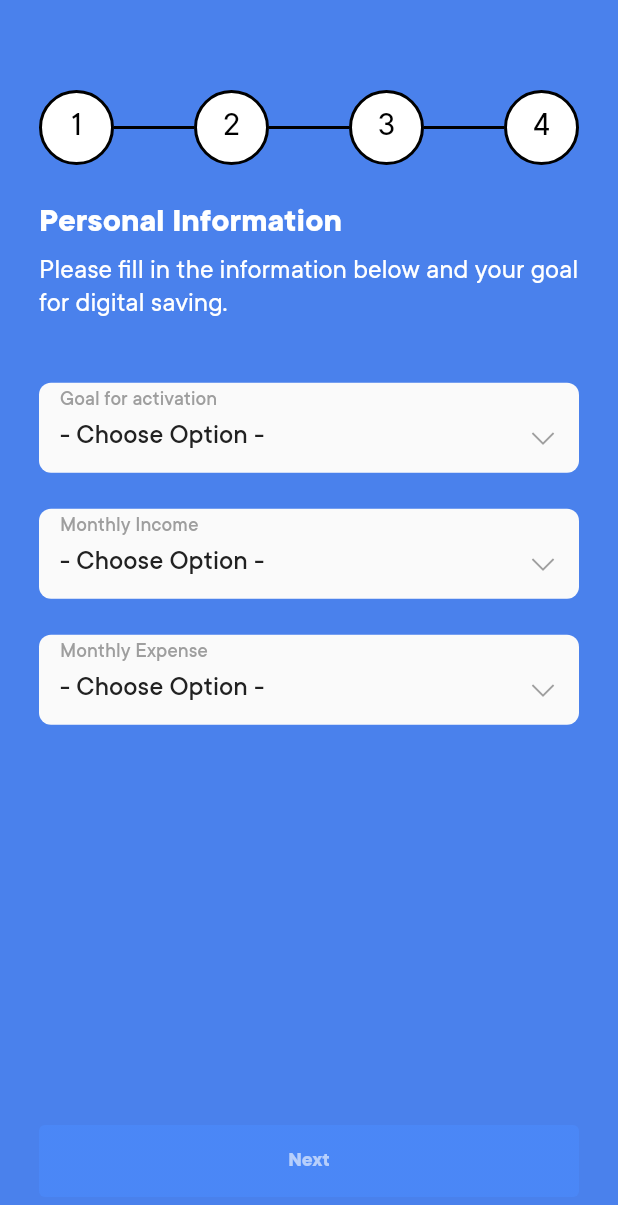
After one commit to blackbeared/practicalTask, a Flutter app: the screen it shows after launch, swiped to page 3, on a phone screen of 412 x 824 dp. The commit adds this screen. Shown: the top 1205 px of the screen. Run offline on Flutter 3.47's test engine with Material 2 defaults, Android fonts, the phone set to English and light mode, and no system bars; our stand-ins replace get_it, shared_preferences; generated files the repository leaves out were written again.

Commit message:
feat(auth): Added Request Personal Information screen with List Picker
- (fix) Code refactoring and Code Comments.
- Added ListItem Picker
dialog for selecting item from list. - list_item_picker_dialog.widget.dart
- Added Personal Info selection
screen. - register.personalinfo.widget.dart
- (fix) Added new constants in dimens.

```diff
--- a/lib/l10n/app_en.arb
+++ b/lib/l10n/app_en.arb
@@ -22,5 +22,11 @@
   "upperCaseHint": "A",
   "numericCaseHint": "123",
   "specialCharactersCaseHint": "@",
+  "personalInformationHeader": "Personal Information",
+  "personalInformationDescription": "Please fill in the information below and your goal for digital saving.",
+  "goalForActivation": "Goal for activation",
+  "monthlyIncome": "Monthly Income",
+  "monthlyExpense": "Monthly Expense",
+  "chooseOptionsHint": "- Choose Option -",
   "signUpComplete": "SignUp Complete!"
 }
--- a/lib/src/constants/dimens.constants.dart
+++ b/lib/src/constants/dimens.constants.dart
@@ -6,6 +6,8 @@ const Size sm = const Size(16, 12);
 const Size md = const Size(24, 16);
 const Size wd = const Size(36, 16);
 const Size lg = const Size(44, 20);
+
+final double kDividerHeight = 0.5.dp;
 
 const double kSpaceZero = 0;
 const double kSpaceTiny = 1;
--- a/lib/src/features/auth/register/screen/register.screen.dart
+++ b/lib/src/features/auth/register/screen/register.screen.dart
@@ -3,10 +3,11 @@ import 'package:flutter_task/all.exports.dart';
 import 'package:flutter_task/src/features/auth/register/viewmodel/register.viewmodel.dart';
 import 'package:flutter_task/src/features/auth/register/widgets/register.email.widget.dart';
 import 'package:flutter_task/src/features/auth/register/widgets/register.password.widget.dart';
+import 'package:flutter_task/src/features/auth/register/widgets/register.personalinfo.widget.dart';
 import 'package:flutter_task/src/features/auth/register/widgets/register.toolbar.widget.dart';
 import 'package:flutter_task/src/features/auth/register/widgets/steps_progress.widget.dart';
 
-// Initial Route [RegisterScreen] is for new user registration
+/// Initial Route [RegisterScreen] is for new user registration
 class RegisterScreen extends StatelessWidget {
   static const String route = 'register';
 
@@ -69,6 +70,7 @@ class RegisterScreenBody extends StatelessWidget {
                     children: [
                       RegisterEmailWidget(),
                       RegisterPasswordWidget(),
+                      RegisterPersonalInfoWidget(),
                     ],
                   ),
                 ),
--- a/lib/src/features/auth/register/viewmodel/register.viewmodel.dart
+++ b/lib/src/features/auth/register/viewmodel/register.viewmodel.dart
@@ -5,12 +5,19 @@ class RegisterViewModel extends ChangeNotifier {
   // Input Controllers
   final emailTextController = TextEditingController();
   final passwordTextController = TextEditingController();
+  final activationGoalController = TextEditingController();
+  final monthlyIncomeController = TextEditingController();
+  final monthlyExpenseController = TextEditingController();
 
   // Keys
   final emailFormFieldKey = GlobalKey<FormFieldState>();
   final passwordFormFieldKey = GlobalKey<FormFieldState>();
+  final activationGoalFormFieldKey = GlobalKey<FormFieldState>();
+  final monthlyIncomeFormFieldKey = GlobalKey<FormFieldState>();
+  final monthlyExpenseFormFieldKey = GlobalKey<FormFieldState>();
   final submitEmailKey = GlobalKey<State>();
   final submitPasswordKey = GlobalKey<State>();
+  final submitPersonalInfoKey = GlobalKey<State>();
 
   // Focuses
   final FocusNode focusEmail = FocusNode();
@@ -25,6 +32,12 @@ class RegisterViewModel extends ChangeNotifier {
 
   String get password => passwordTextController.text;
 
+  String get activationGoal => activationGoalController.text;
+
+  String get monthlyIncome => monthlyIncomeController.text;
+
+  String get monthlyExpense => monthlyExpenseController.text;
+
   // Page Controller
   final PageController pageController = PageController(
     initialPage: 0,
@@ -36,7 +49,6 @@ class RegisterViewModel extends ChangeNotifier {
   bool get isUpperCase => validateUppercase(password);
 
   bool get isNumeric => validateNumber(password);
-
   bool get isSpecialSymbol => validateSpecialSymbol(password);
 
   get onSubmitPressed => !isEnableSubmitButton() ? null : performNextAction;
@@ -65,6 +77,9 @@ class RegisterViewModel extends ChangeNotifier {
   RegisterViewModel() {
     emailTextController.addListener(textControllerListener);
     passwordTextController.addListener(textControllerListener);
+    activationGoalController.addListener(textControllerListener);
+    monthlyIncomeController.addListener(textControllerListener);
+    monthlyExpenseController.addListener(textControllerListener);
   }
 
   // Utility functions
@@ -79,13 +94,17 @@ class RegisterViewModel extends ChangeNotifier {
   bool isEnableSubmitButton() {
     final bool validCase0 = email.isNotEmpty && validateEmail(email);
     final bool validCase1 = validCase0 && validatePassword(password);
+    final bool validCase2 = validCase1 &&
+        isNotEmpty(activationGoal) &&
+        isNotEmpty(monthlyExpense) &&
+        isNotEmpty(monthlyIncome);
     switch (currentStep) {
       case 0:
         return validCase0;
       case 1:
         return validCase1;
       case 2:
-        return false;
+        return validCase2;
       case 3:
         return false;
     }
--- a/lib/src/features/auth/register/widgets/register.email.widget.dart
+++ b/lib/src/features/auth/register/widgets/register.email.widget.dart
@@ -5,6 +5,7 @@ import 'package:flutter_task/all.exports.dart';
 import 'package:flutter_task/src/features/auth/register/other/register.email.clipper.dart';
 import 'package:flutter_task/src/features/auth/register/viewmodel/register.viewmodel.dart';
 
+/// Separated Email Input Widget for requesting Email from user.
 class RegisterEmailWidget extends StatelessWidget {
   const RegisterEmailWidget({
     Key? key,
--- a/lib/src/features/auth/register/widgets/register.password.widget.dart
+++ b/lib/src/features/auth/register/widgets/register.password.widget.dart
@@ -5,7 +5,7 @@ import 'package:flutter_task/all.exports.dart';
 import 'package:flutter_task/src/features/auth/register/viewmodel/register.viewmodel.dart';
 import 'package:flutter_task/src/features/auth/register/widgets/password.complexity.widget.dart';
 
-// Create Password Page for Registration flow
+// Create Password Page for Registration flow.
 class RegisterPasswordWidget extends StatelessWidget {
   const RegisterPasswordWidget({
     Key? key,
--- /dev/null
+++ b/lib/src/features/auth/register/widgets/register.personalinfo.widget.dart
@@ -0,0 +1,135 @@
+import 'package:flutter/material.dart';
+import 'package:flutter/widgets.dart';
+import 'package:flutter_task/all.exports.dart';
+import 'package:flutter_task/src/core/support/list_item_picker_dialog.widget.dart';
+import 'package:flutter_task/src/features/auth/register/viewmodel/register.viewmodel.dart';
+
+/// Personal info widget page for registration flow
+class RegisterPersonalInfoWidget extends StatelessWidget {
+  const RegisterPersonalInfoWidget({
+    Key? key,
+  }) : super(key: key);
+
+  @override
+  Widget build(BuildContext context) {
+    final registerModel = context.watch<RegisterViewModel>();
+    return Container(
+      padding: EdgeInsets.all(kContentPadding),
+      child: Column(
+        crossAxisAlignment: CrossAxisAlignment.start,
+        children: [
+          Text(context.local.personalInformationHeader,
+              style: context.headline3.white),
+          VerticalSpace(kSpaceNormal),
+          ScreenDescription(
+            context.local.personalInformationDescription,
+            textColor: context.theme.complimentry,
+          ),
+          VerticalSpace(context.height * 0.05),
+          Container(
+            decoration: BoxDecoration(
+                borderRadius: BorderRadius.circular(kCardRadiusSmall),
+                color: AppTheme.of(context).cardColor),
+            padding: EdgeInsets.only(top: kInternalPadding),
+            child: TextfieldX(
+              key: registerModel.activationGoalFormFieldKey,
+              autoCorrect: false,
+              showUnderLine: false,
+              tapCallback: () {
+                showDialog(
+                    context: context,
+                    builder: (BuildContext context) {
+                      return ListItemPickerDialog(
+                          title: context.local.goalForActivation,
+                          items: activationGoal,
+                          selected: registerModel.activationGoal,
+                          callback: (data) {
+                            registerModel.activationGoalController.text = data;
+                          });
+                    });
+              },
+              textOption: TextFieldOption(
+                type: TextFieldType.DropDown,
+                labelText: context.local.goalForActivation,
+                hintText: context.local.chooseOptionsHint,
+                inputController: registerModel.activationGoalController,
+              ),
+            ),
+          ),
+          VerticalSpace(kSpaceLarge),
+          Container(
+            decoration: BoxDecoration(
+                borderRadius: BorderRadius.circular(kCardRadiusSmall),
+                color: AppTheme.of(context).cardColor),
+            padding: EdgeInsets.only(top: kInternalPadding),
+            child: TextfieldX(
+              key: registerModel.monthlyIncomeFormFieldKey,
+              autoCorrect: false,
+              showUnderLine: false,
+              tapCallback: () {
+                showDialog(
+                    context: context,
+                    builder: (BuildContext context) {
+                      return ListItemPickerDialog(
+                          title: context.local.monthlyIncome,
+                          items: monthlyIncome,
+                          selected: registerModel.monthlyIncome,
+                          callback: (data) {
+                            registerModel.monthlyIncomeController.text = data;
+                          });
+                    });
+              },
+              textOption: TextFieldOption(
+                type: TextFieldType.DropDown,
+                labelText: context.local.monthlyIncome,
+                hintText: context.local.chooseOptionsHint,
+                inputController: registerModel.monthlyIncomeController,
+              ),
+            ),
+          ),
+          VerticalSpace(kSpaceLarge),
+          Container(
+            decoration: BoxDecoration(
+                borderRadius: BorderRadius.circular(kCardRadiusSmall),
+                color: AppTheme.of(context).cardColor),
+            padding: EdgeInsets.only(top: kInternalPadding),
+            child: TextfieldX(
+              key: registerModel.monthlyExpenseFormFieldKey,
+              autoCorrect: false,
+              showUnderLine: false,
+              tapCallback: () {
+                showDialog(
+                    context: context,
+                    builder: (BuildContext context) {
+                      return ListItemPickerDialog(
+                          title: context.local.monthlyExpense,
+                          items: monthlyExpense,
+                          selected: registerModel.monthlyExpense,
+                          callback: (data) {
+                            registerModel.monthlyExpenseController.text = data;
+                          });
+                    });
+              },
+              textOption: TextFieldOption(
+                type: TextFieldType.DropDown,
+                // Setting for converting Textfield to Dropdown Widget
+                labelText: context.local.monthlyExpense,
+                hintText: context.local.chooseOptionsHint,
+                inputController: registerModel.monthlyExpenseController,
+              ),
+            ),
+          ),
+          Spacer(),
+          ButtonX(
+            key: registerModel.submitPersonalInfoKey,
+            onTap: registerModel.onSubmitPressed,
+            text: context.local.next,
+            elevation: 1,
+            fitWidth: true,
+            buttonOptions: context.theme.btnSecondary,
+          ),
+        ],
+      ),
+    );
+  }
+}
```
Also changed, not shown: lib/src/core/support/list_item_picker_dialog.widget.dart (added, +76 -0 lines), lib/src/core/support/textfield.widget.dart (+4 -4 lines).
